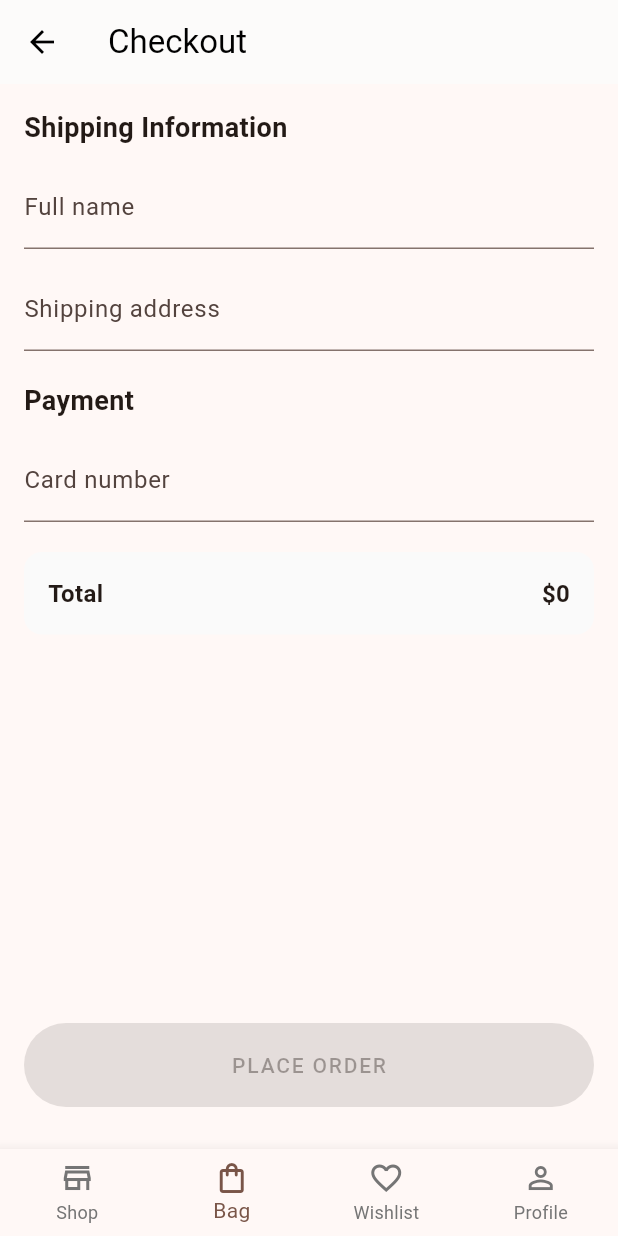
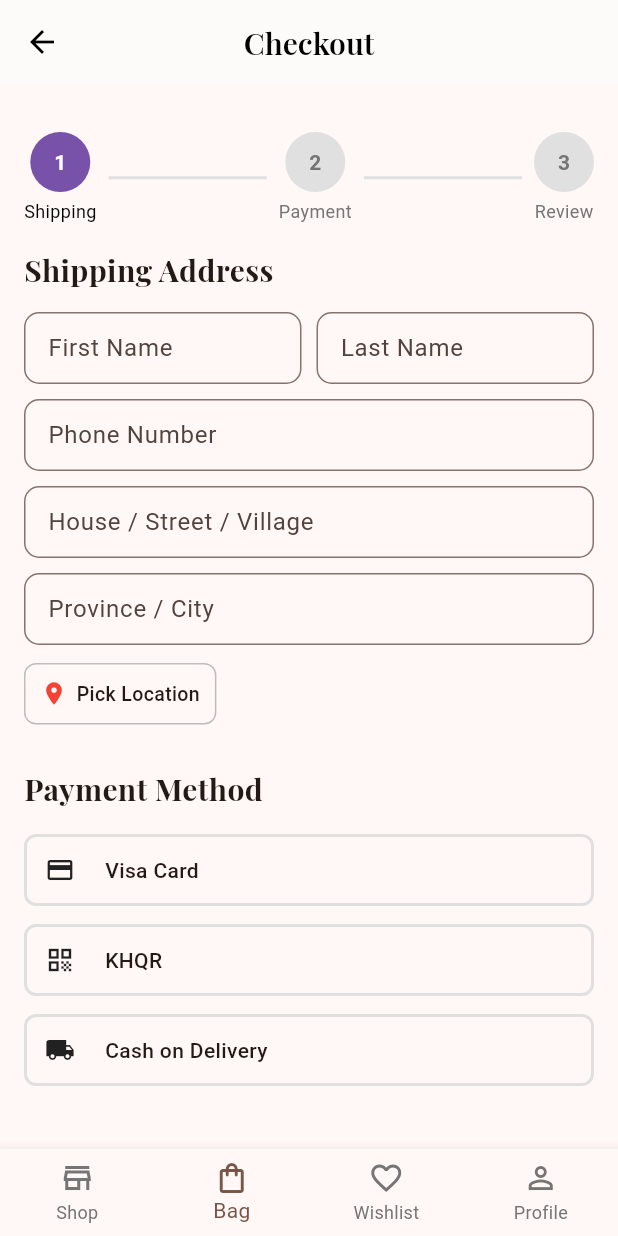
Before and after one commit to Houysang/Project-Flutter_Woman-Cloth-Shop, a Flutter app: the CheckoutPage screen opened by its route, after a tap on the "arrow back" icon, on a phone screen of 412 x 824 dp. Run offline on Flutter 3.47's test engine with Material 3 defaults, Android fonts, the phone set to English and light mode, and no system bars; our stand-ins replace google_fonts.

Commit message:
checkout,orderconfirm

```diff
--- /dev/null
+++ b/women_cloth_shop/lib/components/checkout/order_review_section.dart
@@ -0,0 +1,78 @@
+import 'package:flutter/material.dart';
+import 'package:google_fonts/google_fonts.dart';
+import '../../models/cart_store.dart';
+
+class OrderReviewSection extends StatelessWidget {
+  final List<CartItem> cartItems;
+
+  const OrderReviewSection({super.key, required this.cartItems});
+
+  @override
+  Widget build(BuildContext context) {
+    return Column(
+      crossAxisAlignment: CrossAxisAlignment.start,
+      children: [
+        Text(
+          'Review Order',
+          style: GoogleFonts.playfairDisplay(
+            fontSize: 20,
+            fontWeight: FontWeight.w700,
+          ),
+        ),
+        const SizedBox(height: 16),
+
+        // List of cart items
+        ...cartItems.map((item) {
+          return Padding(
+            padding: const EdgeInsets.only(bottom: 12),
+            child: Row(
+              children: [
+                Container(
+                  width: 60,
+                  height: 60,
+                  decoration: BoxDecoration(
+                    borderRadius: BorderRadius.circular(4),
+                    color: Colors.grey[200],
+                  ),
+                  child: Image.asset(
+                    item.image,
+                    fit: BoxFit.cover,
+                  ),
+                ),
+                const SizedBox(width: 12),
+                Expanded(
+                  child: Column(
+                    crossAxisAlignment: CrossAxisAlignment.start,
+                    children: [
+                      Text(
+                        item.title,
+                        style: const TextStyle(fontWeight: FontWeight.w600),
+                      ),
+                      Text(
+                        'One Size',
+                        style: TextStyle(fontSize: 12, color: Colors.grey[600]),
+                      ),
+                    ],
+                  ),
+                ),
+                Column(
+                  crossAxisAlignment: CrossAxisAlignment.end,
+                  children: [
+                    Text(
+                      item.price,
+                      style: const TextStyle(fontWeight: FontWeight.w600),
+                    ),
+                    Text(
+                      'Qty: ${item.quantity}',
+                      style: TextStyle(fontSize: 12, color: Colors.grey[600]),
+                    ),
+                  ],
+                ),
+              ],
+            ),
+          );
+        }).toList(),
+      ],
+    );
+  }
+}
--- /dev/null
+++ b/women_cloth_shop/lib/components/checkout/payment_method_section.dart
@@ -0,0 +1,117 @@
+import 'package:flutter/material.dart';
+import 'package:google_fonts/google_fonts.dart';
+
+class PaymentMethodSection extends StatelessWidget {
+  final String selectedPayment;
+  final Function(String) onPaymentChanged;
+
+  const PaymentMethodSection({
+    super.key,
+    required this.selectedPayment,
+    required this.onPaymentChanged,
+  });
+
+  @override
+  Widget build(BuildContext context) {
+    return Column(
+      crossAxisAlignment: CrossAxisAlignment.start,
+      children: [
+        Text(
+          'Payment Method',
+          style: GoogleFonts.playfairDisplay(
+            fontSize: 20,
+            fontWeight: FontWeight.w700,
+          ),
+        ),
+        const SizedBox(height: 16),
+
+        // Apple Pay Button
+        // Visa Card Button
+        GestureDetector(
+          onTap: () => onPaymentChanged('visa'),
+          child: Container(
+            padding: const EdgeInsets.all(12),
+            decoration: BoxDecoration(
+              border: Border.all(
+                color: selectedPayment == 'visa'
+                    ? Colors.brown
+                    : Colors.grey[300]!,
+                width: 2,
+              ),
+              borderRadius: BorderRadius.circular(8),
+            ),
+            child: Row(
+              children: const [
+                Icon(Icons.credit_card, size: 20),
+                SizedBox(width: 20),
+                Text(
+                  'Visa Card',
+                  style: TextStyle(fontWeight: FontWeight.w500),
+                ),
+              ],
+            ),
+          ),
+        ),
+
+        const SizedBox(height: 12),
+
+// KHQR Button
+        GestureDetector(
+          onTap: () => onPaymentChanged('khqr'),
+          child: Container(
+            padding: const EdgeInsets.all(12),
+            decoration: BoxDecoration(
+              border: Border.all(
+                color: selectedPayment == 'khqr'
+                    ? Colors.brown
+                    : Colors.grey[300]!,
+                width: 2,
+              ),
+              borderRadius: BorderRadius.circular(8),
+            ),
+            child: Row(
+              children: const [
+                Icon(Icons.qr_code, size: 20),
+                SizedBox(width: 20),
+                Text(
+                  'KHQR',
+                  style: TextStyle(fontWeight: FontWeight.w500),
+                ),
+              ],
+            ),
+          ),
+        ),
+
+        const SizedBox(height: 12),
+
+// Cash on Delivery Button
+        GestureDetector(
+          onTap: () => onPaymentChanged('cod'),
+          child: Container(
+            padding: const EdgeInsets.all(12),
+            decoration: BoxDecoration(
+              border: Border.all(
+                color:
+                    selectedPayment == 'cod' ? Colors.brown : Colors.grey[300]!,
+                width: 2,
+              ),
+              borderRadius: BorderRadius.circular(8),
+            ),
+            child: Row(
+              children: const [
+                Icon(Icons.local_shipping, size: 20),
+                SizedBox(width: 20),
+                Text(
+                  'Cash on Delivery',
+                  style: TextStyle(fontWeight: FontWeight.w500),
+                ),
+              ],
+            ),
+          ),
+        ),
+
+        const SizedBox(height: 12),
+      ],
+    );
+  }
+}
--- /dev/null
+++ b/women_cloth_shop/lib/components/checkout/price_breakdown.dart
@@ -0,0 +1,58 @@
+import 'package:flutter/material.dart';
+
+class PriceBreakdown extends StatelessWidget {
+  final double subtotal;
+  final double tax;
+  final double total;
+
+  const PriceBreakdown({
+    super.key,
+    required this.subtotal,
+    required this.tax,
+    required this.total,
+  });
+
+  @override
+  Widget build(BuildContext context) {
+    return Container(
+      padding: const EdgeInsets.all(16),
+      decoration: BoxDecoration(
+        color: Colors.grey[50],
+        borderRadius: BorderRadius.circular(8),
+      ),
+      child: Column(
+        children: [
+          _priceRow('Subtotal', '\€${subtotal.toStringAsFixed(2)}'),
+          const SizedBox(height: 8),
+          _priceRow('Shipping', 'Free'),
+          const SizedBox(height: 8),
+          _priceRow('Tax', '\€${tax.toStringAsFixed(2)}'),
+          const Divider(height: 16),
+          _priceRow('Total', '\€${total.toStringAsFixed(2)}', isBold: true),
+        ],
+      ),
+    );
+  }
+
+  Widget _priceRow(String label, String amount, {bool isBold = false}) {
+    return Row(
+      mainAxisAlignment: MainAxisAlignment.spaceBetween,
+      children: [
+        Text(
+          label,
+          style: TextStyle(
+            fontSize: 14,
+            fontWeight: isBold ? FontWeight.bold : FontWeight.normal,
+          ),
+        ),
+        Text(
+          amount,
+          style: TextStyle(
+            fontSize: 14,
+            fontWeight: isBold ? FontWeight.bold : FontWeight.normal,
+          ),
+        ),
+      ],
+    );
+  }
+}
--- /dev/null
+++ b/women_cloth_shop/lib/components/checkout/shipping_address_form.dart
@@ -0,0 +1,146 @@
+import 'package:flutter/material.dart';
+import 'package:google_fonts/google_fonts.dart';
+
+class ShippingAddressForm extends StatelessWidget {
+  final TextEditingController firstNameCtrl;
+  final TextEditingController lastNameCtrl;
+  final TextEditingController addressCtrl;
+  final TextEditingController provinceCtrl;
+  final TextEditingController phoneCtrl;
+
+  final VoidCallback onPickLocation;
+
+  const ShippingAddressForm({
+    super.key,
+    required this.firstNameCtrl,
+    required this.lastNameCtrl,
+    required this.addressCtrl,
+    required this.provinceCtrl,
+    required this.phoneCtrl,
+    required this.onPickLocation,
+  });
+
+  InputDecoration _inputStyle(String label, {String? hint}) {
+    return InputDecoration(
+      labelText: label,
+      hintText: hint,
+      border: OutlineInputBorder(
+        borderRadius: BorderRadius.circular(10),
+      ),
+      contentPadding: const EdgeInsets.symmetric(
+        horizontal: 12,
+        vertical: 10,
+      ),
+    );
+  }
+
+  @override
+  Widget build(BuildContext context) {
+    return Column(
+      crossAxisAlignment: CrossAxisAlignment.start,
+      children: [
+        Text(
+          'Shipping Address',
+          style: GoogleFonts.playfairDisplay(
+            fontSize: 20,
+            fontWeight: FontWeight.w700,
+          ),
+        ),
+
+        const SizedBox(height: 14),
+
+        // Name row
+        Row(
+          children: [
+            Expanded(
+              child: TextFormField(
+                controller: firstNameCtrl,
+                decoration: _inputStyle('First Name'),
+                validator: (v) => v?.trim().isEmpty ?? true ? 'Required' : null,
+              ),
+            ),
+            const SizedBox(width: 10),
+            Expanded(
+              child: TextFormField(
+                controller: lastNameCtrl,
+                decoration: _inputStyle('Last Name'),
+                validator: (v) => v?.trim().isEmpty ?? true ? 'Required' : null,
+              ),
+            ),
+          ],
+        ),
+
+        const SizedBox(height: 10),
+
+        // Phone
+        TextFormField(
+          controller: phoneCtrl,
+          keyboardType: TextInputType.phone,
+          decoration: _inputStyle(
+            'Phone Number',
+            hint: '+855 12 345 678',
+          ),
+          validator: (v) => v?.trim().isEmpty ?? true ? 'Required' : null,
+        ),
+
+        const SizedBox(height: 10),
+
+        // Address
+        TextFormField(
+          controller: addressCtrl,
+          decoration: _inputStyle(
+            'House / Street / Village',
+            hint: 'House 12, Street 271, BKK1',
+          ),
+          validator: (v) => v?.trim().isEmpty ?? true ? 'Required' : null,
+        ),
+
+        const SizedBox(height: 10),
+
+        // Province
+        TextFormField(
+          controller: provinceCtrl,
+          decoration: _inputStyle(
+            'Province / City',
+            hint: 'Phnom Penh',
+          ),
+          validator: (v) => v?.trim().isEmpty ?? true ? 'Required' : null,
+        ),
+
+        const SizedBox(height: 12),
+
+        // 📍 Smaller Google Map Button
+        GestureDetector(
+          onTap: onPickLocation,
+          child: Container(
+            padding: const EdgeInsets.symmetric(
+              horizontal: 10,
+              vertical: 10,
+            ),
+            decoration: BoxDecoration(
+              border: Border.all(color: Colors.grey.shade400),
+              borderRadius: BorderRadius.circular(8),
+            ),
+            child: Row(
+              mainAxisSize: MainAxisSize.min,
+              children: const [
+                Icon(Icons.location_on, color: Colors.red, size: 18),
+                SizedBox(width: 6),
+                Flexible(
+                  child: Text(
+                    'Pick Location',
+                    overflow: TextOverflow.ellipsis,
+                    style: TextStyle(
+                      fontSize: 13,
+                      fontWeight: FontWeight.w500,
+                    ),
+                  ),
+                ),
+              ],
+            ),
+          ),
+        ),
+      ],
+    );
+  }
+}
--- /dev/null
+++ b/women_cloth_shop/lib/components/checkout/step_indicator.dart
@@ -0,0 +1,70 @@
+import 'package:flutter/material.dart';
+import 'package:google_fonts/google_fonts.dart';
+
+class StepIndicator extends StatelessWidget {
+  final int currentStep; // 1, 2, or 3
+
+  const StepIndicator({super.key, required this.currentStep});
+
+  @override
+  Widget build(BuildContext context) {
+    return Padding(
+      padding: const EdgeInsets.symmetric(vertical: 16),
+      child: Row(
+        mainAxisAlignment: MainAxisAlignment.spaceEvenly,
+        children: [
+          _stepCircle(1, currentStep >= 1, 'Shipping'),
+          _stepLine(currentStep > 1),
+          _stepCircle(2, currentStep >= 2, 'Payment'),
+          _stepLine(currentStep > 2),
+          _stepCircle(3, currentStep >= 3, 'Review'),
+        ],
+      ),
+    );
+  }
+
+  Widget _stepCircle(int step, bool active, String label) {
+    return Column(
+      children: [
+        Container(
+          width: 40,
+          height: 40,
+          decoration: BoxDecoration(
+            color: active
+                ? const Color.fromARGB(255, 120, 81, 169)
+                : Colors.grey[300],
+            shape: BoxShape.circle,
+          ),
+          child: Center(
+            child: Text(
+              step.toString(),
+              style: TextStyle(
+                color: active ? Colors.white : Colors.grey[600],
+                fontWeight: FontWeight.bold,
+              ),
+            ),
+          ),
+        ),
+        const SizedBox(height: 4),
+        Text(
+          label,
+          style: TextStyle(
+            fontSize: 12,
+            color: active ? Colors.black : Colors.grey[600],
+          ),
+        ),
+      ],
+    );
+  }
+
+  Widget _stepLine(bool active) {
+    return Expanded(
+      child: Container(
+        height: 2,
+        color:
+            active ? const Color.fromARGB(255, 120, 81, 169) : Colors.grey[300],
+        margin: const EdgeInsets.symmetric(horizontal: 8),
+      ),
+    );
+  }
+}
--- a/women_cloth_shop/lib/screens/checkout_page.dart
+++ b/women_cloth_shop/lib/screens/checkout_page.dart
@@ -1,5 +1,11 @@
 import 'package:flutter/material.dart';
+import 'package:google_fonts/google_fonts.dart';
 import '../components/app_footer.dart';
+import '../components/checkout/step_indicator.dart';
+import '../components/checkout/shipping_address_form.dart';
+import '../components/checkout/payment_method_section.dart';
+import '../components/checkout/order_review_section.dart';
+import '../components/checkout/price_breakdown.dart';
 import '../models/cart_store.dart';
 
 class CheckoutPage extends StatefulWidget {
@@ -11,10 +17,51 @@ class CheckoutPage extends StatefulWidget {
 
 class _CheckoutPageState extends State<CheckoutPage> {
   final _formKey = GlobalKey<FormState>();
-  final _nameCtrl = TextEditingController();
+
+  // Controllers
+  final _firstNameCtrl = TextEditingController();
+  final _lastNameCtrl = TextEditingController();
   final _addressCtrl = TextEditingController();
-  final _cardCtrl = TextEditingController();
+  final _provinceCtrl = TextEditingController();
+  final _phoneCtrl = TextEditingController();
 
+  final _scrollController = ScrollController();
+
+  String _selectedPayment = '';
+  int _currentStep = 1;
+
+  @override
+  void initState() {
+    super.initState();
+
+    _firstNameCtrl.addListener(_updateStep);
+    _lastNameCtrl.addListener(_updateStep);
+    _addressCtrl.addListener(_updateStep);
+    _provinceCtrl.addListener(_updateStep);
+    _phoneCtrl.addListener(_updateStep);
+  }
+
+  bool _isShippingComplete() {
+    return _firstNameCtrl.text.trim().isNotEmpty &&
+        _lastNameCtrl.text.trim().isNotEmpty &&
+        _addressCtrl.text.trim().isNotEmpty &&
+        _provinceCtrl.text.trim().isNotEmpty &&
+        _phoneCtrl.text.trim().isNotEmpty;
+  }
+
+  void _updateStep() {
+    setState(() {
+      if (!_isShippingComplete()) {
+        _currentStep = 1;
+      } else if (_selectedPayment.isEmpty) {
+        _currentStep = 2;
+      } else {
+        _currentStep = 3;
+      }
+    });
+  }
+
+  // ===== PRICE =====
   double get subtotal {
     double sum = 0;
     for (final c in cart) {
@@ -25,27 +72,33 @@ class _CheckoutPageState extends State<CheckoutPage> {
     return sum;
   }
 
+  double get tax => subtotal * 0.2;
+  double get total => subtotal + tax;
+
   @override
   void dispose() {
-    _nameCtrl.dispose();
+    _firstNameCtrl.dispose();
+    _lastNameCtrl.dispose();
     _addressCtrl.dispose();
-    _cardCtrl.dispose();
+    _provinceCtrl.dispose();
+    _phoneCtrl.dispose();
+    _scrollController.dispose();
     super.dispose();
   }
 
   void _placeOrder() {
     if (!_formKey.currentState!.validate()) return;
 
-    // In a real app you'd call payment APIs here.
-    final customer = _nameCtrl.text.trim();
-    final orderTotal = subtotal;
-
+    final orderTotal = total;
     clearCart();
 
     Navigator.pushReplacementNamed(
       context,
       '/order_confirmation',
-      arguments: {'customer': customer, 'total': orderTotal},
+      arguments: {
+        'customer': _firstNameCtrl.text,
+        'total': orderTotal,
+      },
     );
   }
 
@@ -55,116 +108,108 @@ class _CheckoutPageState extends State<CheckoutPage> {
       appBar: AppBar(
         backgroundColor: Colors.white,
         elevation: 0.5,
-        title: const Text('Checkout', style: TextStyle(color: Colors.black)),
-        iconTheme: const IconThemeData(color: Colors.black),
+        leading: IconButton(
+          icon: const Icon(Icons.arrow_back, color: Colors.black),
+          onPressed: () => Navigator.pop(context),
         ),
-      body: Padding(
+        title: Text(
+          'Checkout',
+          style: GoogleFonts.playfairDisplay(
+            fontSize: 20,
+            fontWeight: FontWeight.w600,
+            color: Colors.black,
+          ),
+        ),
+        centerTitle: true,
+      ),
+      body: SingleChildScrollView(
+        controller: _scrollController,
+        child: Padding(
           padding: const EdgeInsets.all(16),
-        child: Column(
-          children: [
-            Expanded(
           child: Form(
             key: _formKey,
-                child: ListView(
+            child: Column(
+              crossAxisAlignment: CrossAxisAlignment.start,
               children: [
-                    const Text(
-                      'Shipping Information',
-                      style: TextStyle(
-                        fontSize: 18,
-                        fontWeight: FontWeight.w700,
+                StepIndicator(currentStep: _currentStep),
+
+                // ===== SHIPPING =====
+                ShippingAddressForm(
+                  firstNameCtrl: _firstNameCtrl,
+                  lastNameCtrl: _lastNameCtrl,
+                  addressCtrl: _addressCtrl,
+                  provinceCtrl: _provinceCtrl,
+                  phoneCtrl: _phoneCtrl,
+                  onPickLocation: () {},
+                ),
+
+                const SizedBox(height: 28),
+
+                // ===== PAYMENT =====
+                PaymentMethodSection(
+                  selectedPayment: _selectedPayment,
+                  onPaymentChanged: (value) {
+                    setState(() {
+                      _selectedPayment = value;
+                      _updateStep();
+                    });
+                  },
+                ),
+
+                const SizedBox(height: 28),
+
+                // ===== REVIEW =====
+                OrderReviewSection(cartItems: cart),
+
+                const SizedBox(height: 20),
+
+                // ===== PRICE =====
+                PriceBreakdown(
+                  subtotal: subtotal,
+                  tax: tax,
+                  total: total,
+                ),
+
+                const SizedBox(height: 20),
+
+                // ===== BUTTON =====
+                SizedBox(
+                  width: double.infinity,
+                  height: 50,
+                  child: ElevatedButton(
+                    onPressed: _placeOrder,
+                    style: ElevatedButton.styleFrom(
+                      backgroundColor: const Color.fromARGB(255, 180, 138, 96),
+                      shape: RoundedRectangleBorder(
+                        borderRadius: BorderRadius.circular(25),
                       ),
                     ),
-                    const SizedBox(height: 12),
-                    TextFormField(
-                      controller: _nameCtrl,
-                      decoration: const InputDecoration(labelText: 'Full name'),
-                      validator: (v) => (v == null || v.trim().isEmpty)
-                          ? 'Please enter your name'
-                          : null,
-                    ),
-                    const SizedBox(height: 12),
-                    TextFormField(
-                      controller: _addressCtrl,
-                      decoration: const InputDecoration(
-                        labelText: 'Shipping address',
-                      ),
-                      validator: (v) => (v == null || v.trim().isEmpty)
-                          ? 'Please enter an address'
-                          : null,
-                    ),
-                    const SizedBox(height: 20),
-                    const Text(
-                      'Payment',
-                      style: TextStyle(
-                        fontSize: 18,
-                        fontWeight: FontWeight.w700,
-                      ),
-                    ),
-                    const SizedBox(height: 12),
-                    TextFormField(
-                      controller: _cardCtrl,
-                      decoration: const InputDecoration(
-                        labelText: 'Card number',
-                      ),
-                      keyboardType: TextInputType.number,
-                      validator: (v) => (v == null || v.trim().length < 8)
-                          ? 'Enter a valid card'
-                          : null,
-                    ),
-                    const SizedBox(height: 20),
-                    Container(
-                      padding: const EdgeInsets.all(16),
-                      decoration: BoxDecoration(
-                        color: Colors.grey[50],
-                        borderRadius: BorderRadius.circular(12),
-                      ),
-                      child: Row(
-                        mainAxisAlignment: MainAxisAlignment.spaceBetween,
-                        children: [
-                          const Text(
-                            'Total',
-                            style: TextStyle(
-                              fontSize: 16,
-                              fontWeight: FontWeight.w700,
-                            ),
-                          ),
-                          Text(
-                            '\$${subtotal.toStringAsFixed(0)}',
-                            style: const TextStyle(
-                              fontSize: 16,
-                              fontWeight: FontWeight.w700,
-                            ),
-                          ),
-                        ],
-                      ),
-                    ),
-                  ],
-                ),
-              ),
-            ),
-            const SizedBox(height: 12),
-            ElevatedButton(
-              onPressed: cart.isEmpty ? null : _placeOrder,
-              style: ElevatedButton.styleFrom(
-                backgroundColor: Colors.brown,
-                foregroundColor: Colors.white,
-                padding: const EdgeInsets.symmetric(vertical: 18),
-                shape: RoundedRectangleBorder(
-                  borderRadius: BorderRadius.circular(40),
-                ),
-              ),
-              child: const SizedBox(
-                width: double.infinity,
-                child: Center(
                     child: Text(
                       'PLACE ORDER',
-                    style: TextStyle(letterSpacing: 1.2),
+                      style: GoogleFonts.poppins(
+                        fontSize: 14,
+                        fontWeight: FontWeight.w600,
+                        letterSpacing: 1.5,
+                        color: Colors.white,
                       ),
                     ),
                   ),
                 ),
+
                 const SizedBox(height: 12),
+
+                Center(
+                  child: Text(
+                    'By placing your order, you agree to our\nTerms of Service and Privacy Policy.',
+                    textAlign: TextAlign.center,
+                    style: TextStyle(fontSize: 11, color: Colors.grey[600]),
+                  ),
+                ),
+
+                const SizedBox(height: 32),
               ],
+            ),
+          ),
         ),
       ),
       bottomNavigationBar: AppFooter(
```
Lines whose indentation alone changed are shown as unchanged.
